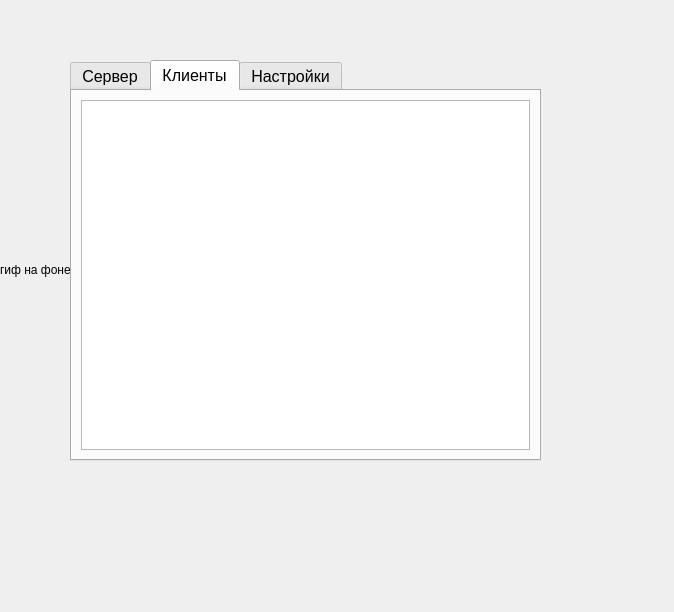
Above: Server/disignerFiles/mainWindowGui.ui from Nisitka/warehouse-security before the change. Below: the same form after it.
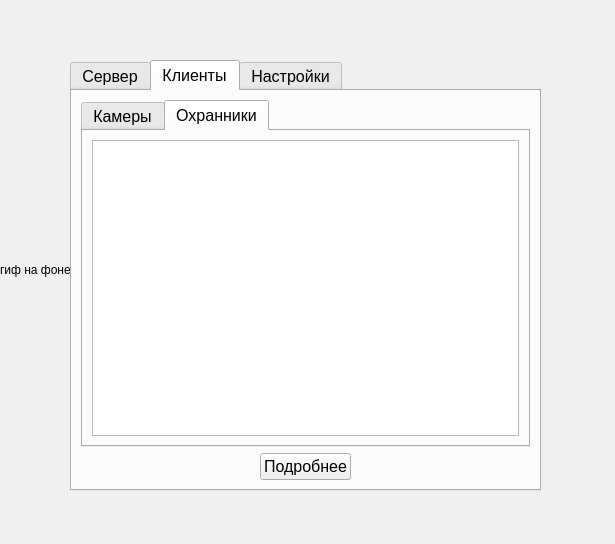
That is the form after the change. The open tabs and pages were chosen to show the change.

What changed in the file:
```diff
--- a/Server/disignerFiles/mainWindowGui.ui
+++ b/Server/disignerFiles/mainWindowGui.ui
@@ -6,8 +6,8 @@
    <rect>
     <x>0</x>
     <y>0</y>
-    <width>674</width>
-    <height>612</height>
+    <width>615</width>
+    <height>544</height>
    </rect>
   </property>
   <property name="windowTitle">
@@ -19,7 +19,7 @@
      <x>70</x>
      <y>60</y>
      <width>471</width>
-     <height>401</height>
+     <height>431</height>
     </rect>
    </property>
    <property name="font">
@@ -410,15 +410,83 @@
     </attribute>
     <layout class="QVBoxLayout" name="verticalLayout_3">
      <item>
-      <widget class="QTableWidget" name="clientsTableWidget">
-       <property name="editTriggers">
-        <set>QAbstractItemView::AnyKeyPressed</set>
+      <widget class="QTabWidget" name="tabWidget">
+       <property name="currentIndex">
+        <number>1</number>
        </property>
-       <property name="selectionBehavior">
-        <enum>QAbstractItemView::SelectRows</enum>
-       </property>
+       <widget class="QWidget" name="cameraTab">
+        <attribute name="title">
+         <string>Камеры</string>
+        </attribute>
+        <layout class="QVBoxLayout" name="verticalLayout_7">
+         <item>
+          <widget class="QTableWidget" name="camersTableWidget">
+           <property name="editTriggers">
+            <set>QAbstractItemView::AnyKeyPressed</set>
+           </property>
+           <property name="selectionBehavior">
+            <enum>QAbstractItemView::SelectRows</enum>
+           </property>
+          </widget>
+         </item>
+        </layout>
+       </widget>
+       <widget class="QWidget" name="guardTab">
+        <attribute name="title">
+         <string>Охранники</string>
+        </attribute>
+        <layout class="QVBoxLayout" name="verticalLayout_6">
+         <item>
+          <widget class="QTableWidget" name="guardsTableWidget">
+           <property name="editTriggers">
+            <set>QAbstractItemView::AnyKeyPressed</set>
+           </property>
+           <property name="selectionBehavior">
+            <enum>QAbstractItemView::SelectRows</enum>
+           </property>
+          </widget>
+         </item>
+        </layout>
+       </widget>
       </widget>
      </item>
+     <item>
+      <layout class="QHBoxLayout" name="horizontalLayout_7">
+       <item>
+        <spacer name="horizontalSpacer">
+         <property name="orientation">
+          <enum>Qt::Horizontal</enum>
+         </property>
+         <property name="sizeHint" stdset="0">
+          <size>
+           <width>40</width>
+           <height>20</height>
+          </size>
+         </property>
+        </spacer>
+       </item>
+       <item>
+        <widget class="QPushButton" name="getInfoClientButton">
+         <property name="text">
+          <string>Подробнее</string>
+         </property>
+        </widget>
+       </item>
+       <item>
+        <spacer name="horizontalSpacer_9">
+         <property name="orientation">
+          <enum>Qt::Horizontal</enum>
+         </property>
+         <property name="sizeHint" stdset="0">
+          <size>
+           <width>40</width>
+           <height>20</height>
+          </size>
+         </property>
+        </spacer>
+       </item>
+      </layout>
+     </item>
     </layout>
    </widget>
    <widget class="QWidget" name="tab_3">
```
Left out of the diff: 10 changed lines with no effect on the pictures.
